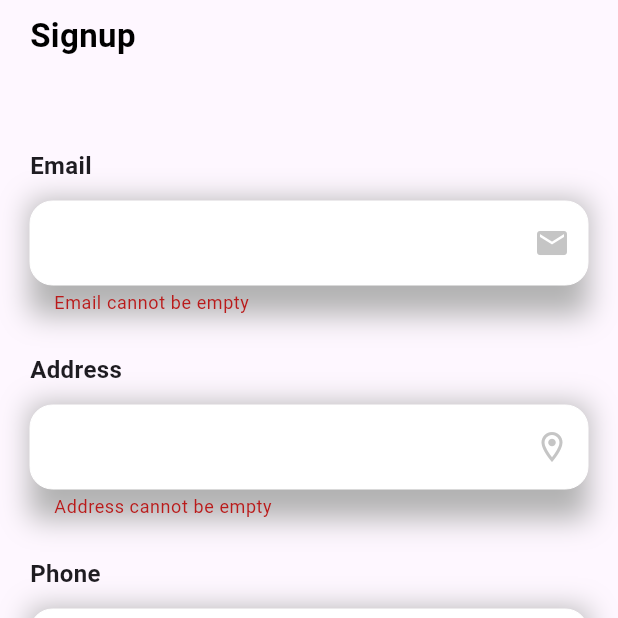
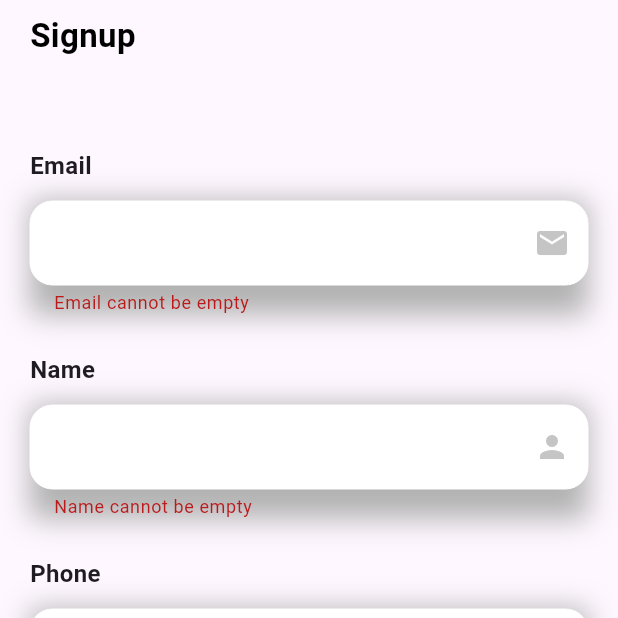
Before and after one commit to GeorgeEsbergen/Shopy-ecommerce, a Flutter app: the SignupBody screen opened directly, scrolled down 133 dp, after a tap on "Signup", on a phone screen of 412 x 824 dp, the top half of it. Run offline on Flutter 3.47's test engine with Material 3 defaults, Android fonts, the phone set to English and light mode, and no system bars; our stand-ins replace bloc, cached_network_image, flutter_bloc, google_nav_bar, google_sign_in, shared_preferences and 1 more; accounts and stored records are empty; network calls fail.

Commit message:
auth with supabase was finished

```diff
--- a/lib/core/route/routes.dart
+++ b/lib/core/route/routes.dart
@@ -1,4 +1,5 @@
 import 'package:flutter/material.dart';
+import 'package:supabase_flutter/supabase_flutter.dart';
 
 import '../../features/view/auth/forgot_password/forgot_pass.dart';
 import '../../features/view/auth/login/login.dart';
@@ -10,7 +11,8 @@ import '../../features/view/main_pages/bnv/bnv.dart';
 
 class Routes {
   static Map<String, Widget Function(BuildContext)> routes = {
-    '/': (context) => Login(),
+    '/': (context) =>
+        Supabase.instance.client.auth.currentUser != null ? BNV() : Login(),
     Login.routeName: (context) => const Login(),
     Signup.routeName: (context) => const Signup(),
     ForgotPass.routeName: (context) => ForgotPass(),
--- a/lib/features/cubit/login/login_state.dart
+++ b/lib/features/cubit/login/login_state.dart
@@ -16,3 +16,23 @@ final class LoginFailure extends LoginState {
 }
 
 final class ShowPassword extends LoginState {}
+
+
+
+final class LogOutSuccess extends LoginState {}
+
+final class LogOutLoading extends LoginState {}
+
+final class LogOutFailure extends LoginState {
+  final String message;
+
+  LogOutFailure({required this.message});
+}
+
+
+final class resetPasswordSuccess extends LoginState {}
+
+final class resetPasswordLoading extends LoginState {}
+
+final class resetPasswordFailure extends LoginState {
+}
--- a/lib/features/cubit/signup/signup_state.dart
+++ b/lib/features/cubit/signup/signup_state.dart
@@ -15,4 +15,10 @@ final class SignupFailure extends SignupState {
   SignupFailure({required this.message});
 }
 
+final class AddUserDataSuccess extends SignupState {}
+
+final class AddUserDataLoading extends SignupState {}
+final class AddUserDataFailure extends SignupState {}
+
+
 final class ShowPassword extends SignupState {}
--- a/lib/features/view/auth/signup/signup_body.dart
+++ b/lib/features/view/auth/signup/signup_body.dart
@@ -2,21 +2,35 @@
 import 'package:e_commerce_with_supabase/core/localization/aoo_localization.dart';
 import 'package:e_commerce_with_supabase/core/widgets/divider.dart';
 import 'package:flutter/material.dart';
+import 'package:flutter_bloc/flutter_bloc.dart';
 import '../../../../core/utils/colors.dart';
 import '../../../../core/utils/font_style.dart';
 import '../../../../core/utils/responsive.dart';
+import '../../../../core/widgets/custom_indicator.dart';
 import '../../../../core/widgets/main_button.dart';
+import '../../../../core/widgets/main_snackbar.dart';
+import '../../../cubit/signup/signup_cubit.dart';
+import '../login/login.dart';
 import 'widgets/form.dart';
 
 class SignupBody extends StatelessWidget {
   SignupBody({super.key});
   final signupKey = GlobalKey<FormState>();
+  TextEditingController email = TextEditingController();
+  TextEditingController password = TextEditingController();
+  TextEditingController name = TextEditingController();
+  TextEditingController phone = TextEditingController();
   @override
   Widget build(BuildContext context) {
     return Scaffold(
       body: SingleChildScrollView(
         child: SafeArea(
-          child: Container(
+            child: BlocConsumer<SignupCubit, SignupState>(
+                builder: (context, state) {
+          SignupCubit cubit = context.read<SignupCubit>();
+          return state is SignupLoading
+              ? const CustomCircleIndicator()
+              : Container(
                   width: AppResp(context).size.width,
                   margin: const EdgeInsets.symmetric(horizontal: 20),
                   child: Column(
@@ -30,12 +44,23 @@ class SignupBody extends StatelessWidget {
                       const SizedBox(height: 70),
                       SignupForm(
                         signupKey: signupKey,
+                        email: email,
+                        password: password,
+                        name: name,
+                        phone: phone,
                       ),
                       const SizedBox(height: 5),
                       const SizedBox(height: 80),
                       MainButton(
                         onTap: () {
-                    signupKey.currentState!.validate();
+                          if (signupKey.currentState!.validate()) {
+                            cubit.signup(
+                              email: email.text,
+                              password: password.text,
+                              name: name.text,
+                              phone: phone.text,
+                            );
+                          }
                         },
                         name: 'Signup'.tr(context),
                       ),
@@ -87,29 +112,16 @@ class SignupBody extends StatelessWidget {
                       const SizedBox(height: 50),
                     ],
                   ),
-          ),
-        ),
+                );
+        }, listener: (context, state) {
+          if (state is SignupSuccess) {
+            Navigator.of(context).pushReplacementNamed(Login.routeName);
+          }
+          if (state is SignupFailure) {
+            mainSnackBar(context, state.message);
+          }
+        })),
       ),
     );
   }
 }
-
-class ORContinueRow extends StatelessWidget {
-  const ORContinueRow({
-    super.key,
-  });
-
-  @override
-  Widget build(BuildContext context) {
-    return Row(
-      mainAxisAlignment: MainAxisAlignment.center,
-      children: [
-        const mainDivider(),
-        const SizedBox(width: 5),
-        Text('OR Continue With'.tr(context)),
-        const SizedBox(width: 5),
-        const mainDivider(),
-      ],
-    );
-  }
-}
--- a/lib/features/view/auth/signup/widgets/form.dart
+++ b/lib/features/view/auth/signup/widgets/form.dart
@@ -13,14 +13,14 @@ import '../../../../view_model/auth/login/validator.dart';
 class SignupForm extends StatelessWidget {
   SignupForm({
     super.key,
-    required this.signupKey,
+    required this.signupKey, required this.email, required this.password, required this.name, required this.phone,
   });
   final GlobalKey signupKey;
 
-  TextEditingController email = TextEditingController();
-  TextEditingController password = TextEditingController();
-  TextEditingController address =TextEditingController();
-  TextEditingController phone =TextEditingController();
+  final TextEditingController email;
+  final TextEditingController password;
+  final TextEditingController name;
+  final TextEditingController phone;
 
   @override
   Widget build(BuildContext context) {
@@ -47,19 +47,19 @@ class SignupForm extends StatelessWidget {
               validator: (value) => signUpValidator.validateEmail(value!),
             ),
             const SizedBox(height: 25),
-             const Text(
-              "Address",
+            const Text(
+              "Name",
               style: AppFonts.b16_700,
             ),
             const SizedBox(height: 12),
             MainTextField(
-              controller: address,
-              icon: Icons.location_on_outlined,
+              controller: name,
+              icon: Icons.person,
               keyboardType: TextInputType.streetAddress,
-              validator: (value) => signUpValidator.validateAddress(value!),
+              validator: (value) => signUpValidator.validateName(value!),
             ),
             const SizedBox(height: 25),
-             const Text(
+            const Text(
               "Phone",
               style: AppFonts.b16_700,
             ),
--- a/lib/features/view/entry_pages/profile/widgets/form.dart
+++ b/lib/features/view/entry_pages/profile/widgets/form.dart
@@ -52,7 +52,7 @@ class SignupForm extends StatelessWidget {
               controller: address,
               icon: Icons.location_on_outlined,
               keyboardType: TextInputType.streetAddress,
-              validator: (value) => signUpValidator.validateAddress(value!),
+              validator: (value) => signUpValidator.validateName(value!),
             ),
             const SizedBox(height: 25),
             const Text(
--- a/lib/features/view_model/auth/login/validator.dart
+++ b/lib/features/view_model/auth/login/validator.dart
@@ -35,13 +35,9 @@ class signUpValidator {
     return null;
   }
 
-  static String? validateAddress(String value) {
+  static String? validateName(String value) {
     if (value.isEmpty) {
-      return 'Address cannot be empty';
-    }
-    final RegExp emailRegExp = RegExp(r'^[^@]+@[^@]+\.[^@]+');
-    if (!emailRegExp.hasMatch(value)) {
-      return 'Invalid address format';
+      return 'Name cannot be empty';
     }
     return null;
   }
--- a/pubspec.yaml
+++ b/pubspec.yaml
@@ -43,6 +43,7 @@ dependencies:
   meta: ^1.15.0
   cached_network_image: ^3.4.1
   supabase_flutter: ^2.8.3
+  google_sign_in: ^6.2.2
 
 dev_dependencies:
   flutter_test:
```
Also changed, not shown: lib/features/cubit/login/login_cubit.dart (+61 -0 lines), lib/features/cubit/signup/signup_cubit.dart (+44 -0 lines), lib/features/view/auth/forgot_password/forgot_pass.dart (+36 -6 lines), lib/features/view/auth/login/login_body.dart (+6 -1 lines), lib/features/view/main_pages/setings/settings_body.dart (+22 -8 lines), lib/features/view/main_pages/setings/widgets/logout_dialog.dart (+2 -5 lines), pubspec.lock, 1 other file. Lines whose indentation alone changed are shown as unchanged.
